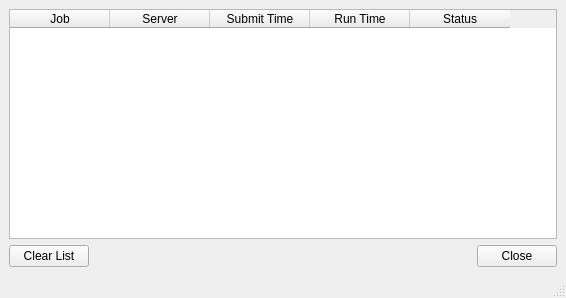
The window that src/Process/JobMonitor.ui (nutjunkie/IQmol) describes before a commit, drawn with Qt 5.
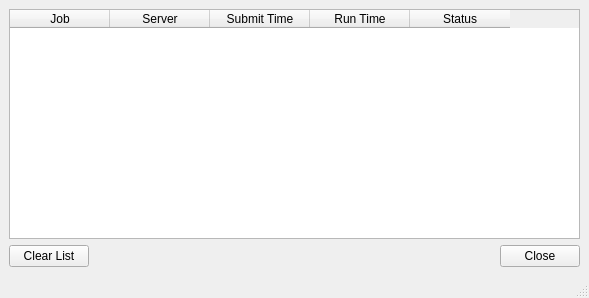
The same window after the commit.

What changed in the file:
```diff
--- a/src/Process/JobMonitor.ui
+++ b/src/Process/JobMonitor.ui
@@ -6,7 +6,7 @@
    <rect>
     <x>0</x>
     <y>0</y>
-    <width>566</width>
+    <width>589</width>
     <height>298</height>
    </rect>
   </property>
```
Left out of the diff: 4 changed lines with no effect on the pictures.
